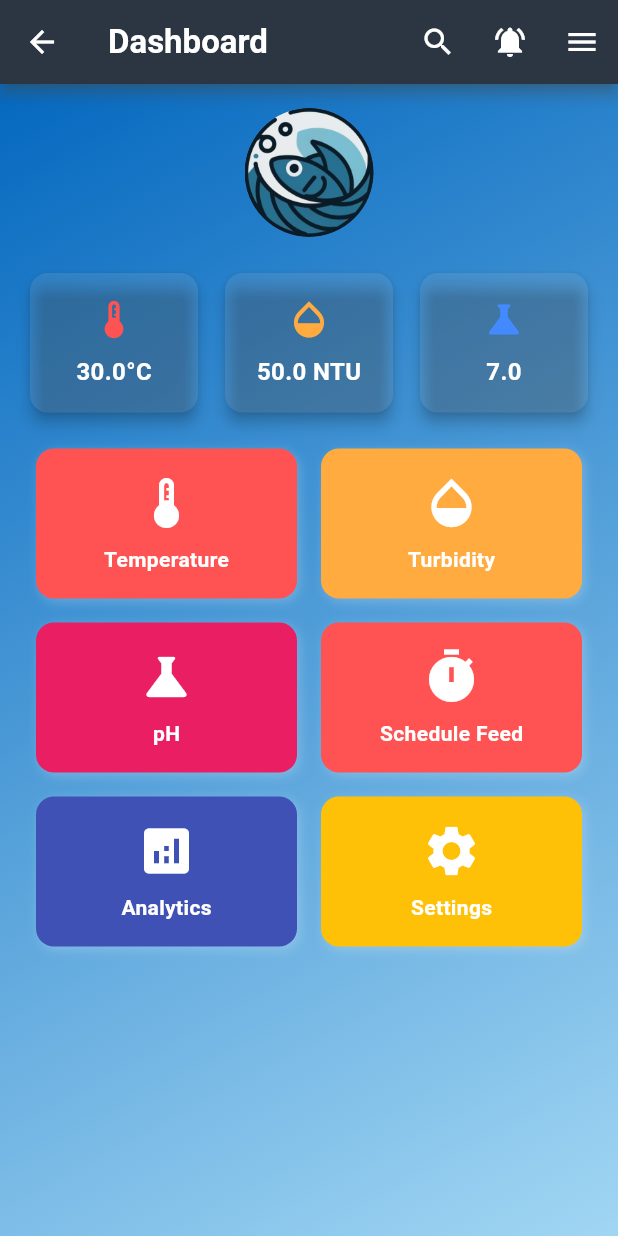
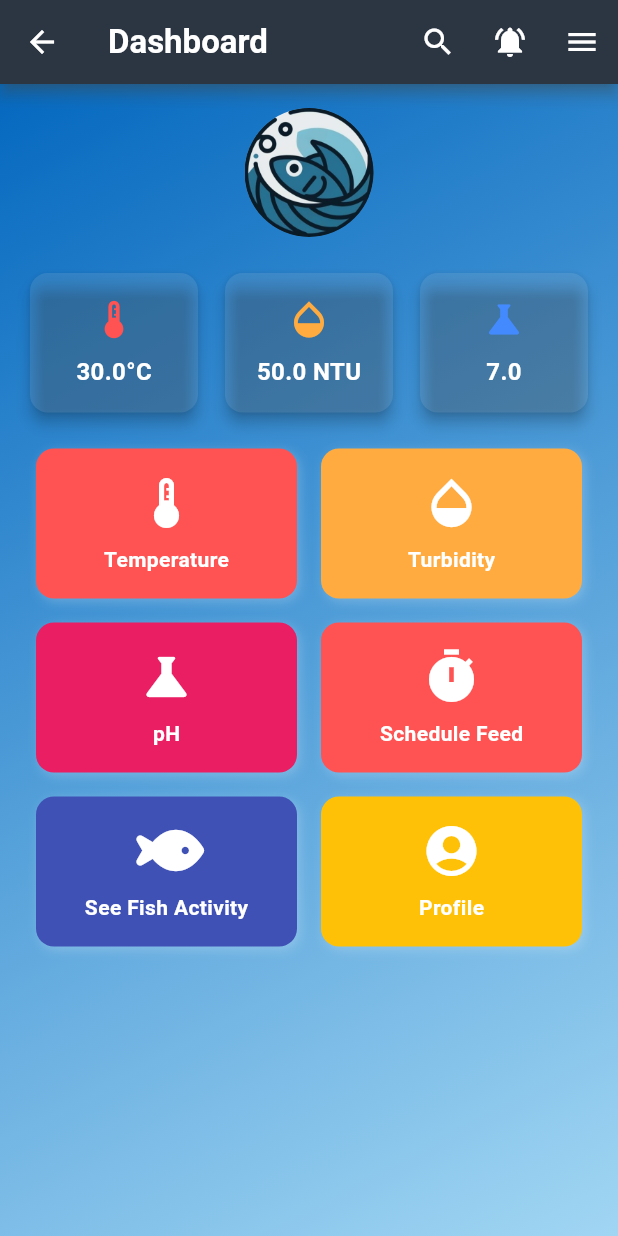
Before and after one commit to DinethShakya23/e20-3yp-Smart-Aquarium, a Flutter app: the DashBoard screen opened directly with empty values, on a phone screen of 412 x 824 dp. Run offline on Flutter 3.47's test engine with Material 3 defaults, Android fonts, the phone set to English and light mode, and no system bars; our stand-ins replace fl_chart, font_awesome_flutter, image_picker, shared_preferences, syncfusion_flutter_gauges, video_player; accounts and stored records are empty; network calls fail.

```diff
--- a/code/Frontend/lib/screens/dashboard_screen.dart
+++ b/code/Frontend/lib/screens/dashboard_screen.dart
@@ -1,5 +1,6 @@
 import 'dart:convert';
 import 'package:flutter/material.dart';
+import 'package:frontend/screens/profile_screen.dart';
 import 'package:web_socket_channel/web_socket_channel.dart';
 
 import '../Widgets/dashboardrow.dart';
@@ -12,7 +13,9 @@ import 'phscreen.dart';
 import 'schedulefeed.dart';
 import 'temperaturescreen.dart';
 import 'turbidityscreen.dart';
+import 'seeFish_screen.dart';
 import 'package:shared_preferences/shared_preferences.dart';
+import 'package:font_awesome_flutter/font_awesome_flutter.dart';
 
 class DashBoard extends StatefulWidget {
   final String userEmail;
@@ -35,9 +38,7 @@ class _DashBoardState extends State<DashBoard> {
     "Turbidity",
     "pH",
     "Schedule Feed",
-    "Analytics",
-    "Settings",
-    "Messages",
+    "See Fish Activity",
     "Profile"
   ];
   List<String> _filteredItems = [];
@@ -228,14 +229,14 @@ class _DashBoardState extends State<DashBoard> {
             DashboardRow(Icons.science, "pH", Colors.pink, PHLevel(),
                 Icons.timer, "Schedule Feed", Colors.redAccent, Schedulefeed()),
             DashboardRow(
-                Icons.analytics,
-                "Analytics",
+                FontAwesomeIcons.fish,
+                "See Fish Activity",
                 Colors.indigo,
-                Schedulefeed(),
-                Icons.settings,
-                "Settings",
+                SeefishScreen(),
+                Icons.account_circle,
+                "Profile",
                 Colors.amber,
-                Schedulefeed()),
+                ProfileScreen(userEmail: userEmail)),
           ],
         ),
       ),
--- a/code/Frontend/pubspec.yaml
+++ b/code/Frontend/pubspec.yaml
@@ -40,6 +40,9 @@ dependencies:
   mime: ^1.0.4
   http_parser: ^4.0.2
   shared_preferences: ^2.1.0
+  material_symbols_icons: ^4.2442.0
+  webview_flutter: ^4.2.2
+  video_player: ^2.7.0
 
 
   # The following adds the Cupertino Icons font to your application.
```
Also changed, not shown: code/Frontend/lib/screens/seeFish_screen.dart (added, +112 -0 lines), code/Frontend/pubspec.lock, 2 other files.
